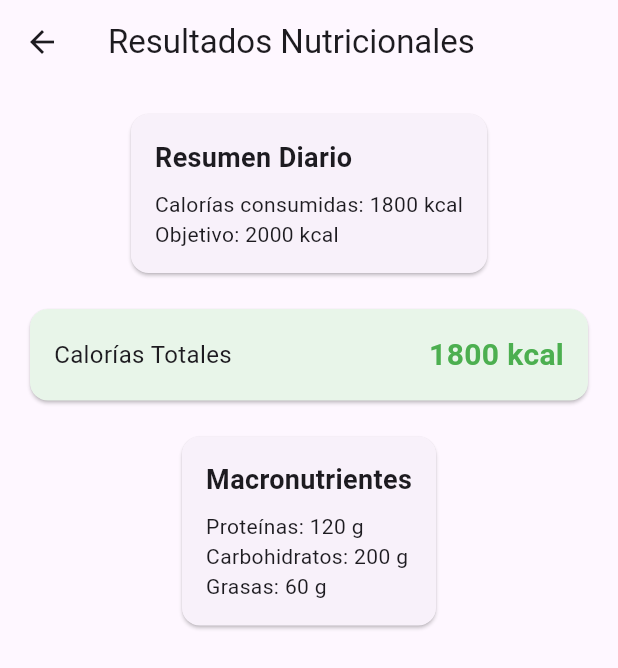
After one commit to StalynG/nutriapp, a Flutter app: the ResultadosPage screen opened directly, on a phone screen of 412 x 824 dp. The commit adds this screen. Shown: the top 668 px of the screen. Run offline on Flutter 3.47's test engine with Material 3 defaults, Android fonts, the phone set to English and light mode, and no system bars; our stand-ins replace flutter_dotenv.

Commit message:
UI Resultados nutricionales

```diff
--- a/lib/main.dart
+++ b/lib/main.dart
@@ -1,10 +1,8 @@
 import 'package:flutter/material.dart';
-import 'screens/home.dart';
 
 void main() {
   runApp(const MyApp());
 }
-
 
 class MyApp extends StatelessWidget {
   const MyApp({super.key});
--- /dev/null
+++ b/lib/src/resultados/resultados_page.dart
@@ -0,0 +1,29 @@
+import 'package:flutter/material.dart';
+import 'widgets/resumen_nutricional_card.dart';
+import 'widgets/macro_card.dart';
+import 'widgets/calorias_card.dart';
+
+class ResultadosPage extends StatelessWidget {
+  const ResultadosPage({super.key});
+
+  @override
+  Widget build(BuildContext context) {
+    return Scaffold(
+      appBar: AppBar(
+        title: const Text('Resultados Nutricionales'),
+      ),
+      body: SingleChildScrollView(
+        padding: const EdgeInsets.all(16),
+        child: Column(
+          children: const [
+            ResumenNutricionalCard(),
+            SizedBox(height: 16),
+            CaloriasCard(),
+            SizedBox(height: 16),
+            MacroCard(),
+          ],
+        ),
+      ),
+    );
+  }
+}
--- /dev/null
+++ b/lib/src/resultados/widgets/calorias_card.dart
@@ -0,0 +1,32 @@
+import 'package:flutter/material.dart';
+
+class CaloriasCard extends StatelessWidget {
+  const CaloriasCard({super.key});
+
+  @override
+  Widget build(BuildContext context) {
+    return Card(
+      color: Colors.green.shade50,
+      child: Padding(
+        padding: const EdgeInsets.all(16),
+        child: Row(
+          mainAxisAlignment: MainAxisAlignment.spaceBetween,
+          children: const [
+            Text(
+              'Calorías Totales',
+              style: TextStyle(fontSize: 16),
+            ),
+            Text(
+              '1800 kcal',
+              style: TextStyle(
+                fontSize: 20,
+                fontWeight: FontWeight.bold,
+                color: Colors.green,
+              ),
+            ),
+          ],
+        ),
+      ),
+    );
+  }
+}
--- /dev/null
+++ b/lib/src/resultados/widgets/macro_card.dart
@@ -0,0 +1,27 @@
+import 'package:flutter/material.dart';
+
+class MacroCard extends StatelessWidget {
+  const MacroCard({super.key});
+
+  @override
+  Widget build(BuildContext context) {
+    return Card(
+      child: Padding(
+        padding: const EdgeInsets.all(16),
+        child: Column(
+          crossAxisAlignment: CrossAxisAlignment.start,
+          children: const [
+            Text(
+              'Macronutrientes',
+              style: TextStyle(fontSize: 18, fontWeight: FontWeight.bold),
+            ),
+            SizedBox(height: 8),
+            Text('Proteínas: 120 g'),
+            Text('Carbohidratos: 200 g'),
+            Text('Grasas: 60 g'),
+          ],
+        ),
+      ),
+    );
+  }
+}
--- /dev/null
+++ b/lib/src/resultados/widgets/resumen_nutricional_card.dart
@@ -0,0 +1,26 @@
+import 'package:flutter/material.dart';
+
+class ResumenNutricionalCard extends StatelessWidget {
+  const ResumenNutricionalCard({super.key});
+
+  @override
+  Widget build(BuildContext context) {
+    return Card(
+      child: Padding(
+        padding: const EdgeInsets.all(16),
+        child: Column(
+          crossAxisAlignment: CrossAxisAlignment.start,
+          children: const [
+            Text(
+              'Resumen Diario',
+              style: TextStyle(fontSize: 18, fontWeight: FontWeight.bold),
+            ),
+            SizedBox(height: 8),
+            Text('Calorías consumidas: 1800 kcal'),
+            Text('Objetivo: 2000 kcal'),
+          ],
+        ),
+      ),
+    );
+  }
+}
```
Also changed, not shown: lib/features/resultados/presentation/screens/resultados_screen.dart (deleted, +0 -29 lines), lib/features/resultados/presentation/widgets/nutrient_card.dart (deleted, +0 -41 lines), lib/src/screens/nutritional_info_screen.dart (deleted, +0 -226 lines).
